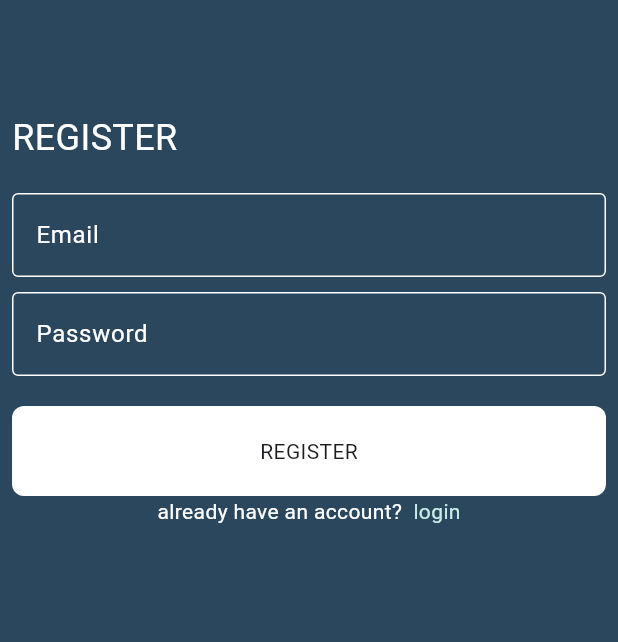
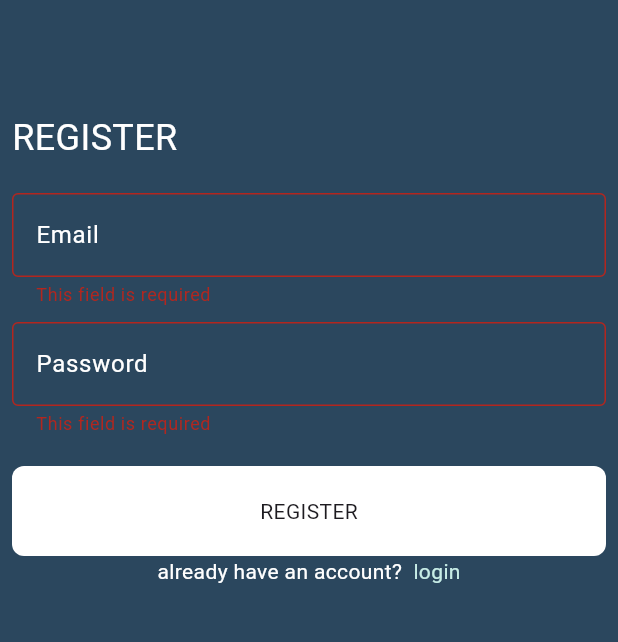
Before and after one commit to alpha9898/chatapp, a Flutter app: the RegisterPage screen opened by its route, after a tap on "REGISTER", on a phone screen of 412 x 824 dp, the part 332-974 px from its top. Run offline on Flutter 3.47's test engine with Material 3 defaults, Android fonts, the phone set to English and light mode, and no system bars; drawn by our look-alikes of modal_progress_hud_nsn; our stand-ins replace firebase_auth, firebase_core; accounts and stored records are empty.

Commit message:
Refactor registration page to use stateful widget and add loading indicator; update custom text field for validation

```diff
--- a/lib/pages/register_page.dart
+++ b/lib/pages/register_page.dart
@@ -2,22 +2,38 @@ import 'package:chat_app/widgets/custom_button.dart';
 import 'package:chat_app/widgets/custom_text_field.dart';
 import 'package:firebase_auth/firebase_auth.dart';
 import 'package:flutter/material.dart';
+import 'package:modal_progress_hud_nsn/modal_progress_hud_nsn.dart';
 
 import '../constants.dart';
 
-class RegisterPage extends StatelessWidget {
-  RegisterPage({super.key});
+class RegisterPage extends StatefulWidget {
+  RegisterPage({Key? key}) : super(key: key);
 
   static String id = 'registerPage';
 
+  @override
+  State<RegisterPage> createState() => _RegisterPageState();
+}
+
+class _RegisterPageState extends State<RegisterPage> {
   String? email;
+
   String? password;
+
+  bool isloading = false;
+
+  GlobalKey<FormState> formKey = GlobalKey();
+
   @override
   Widget build(BuildContext context) {
-    return Scaffold(
+    return ModalProgressHUD(
+      inAsyncCall: isloading,
+      child: Scaffold(
         backgroundColor: kPrimaryColor,
         body: Padding(
           padding: const EdgeInsets.symmetric(horizontal: 8),
+          child: Form(
+            key: formKey,
             child: ListView(
               children: [
                 const SizedBox(
@@ -74,17 +90,26 @@ class RegisterPage extends StatelessWidget {
                 ),
                 CustomButton(
                   ontap: () async {
+                    if (formKey.currentState!.validate()) {
+                      isloading = true;
+                      setState(() {});
                       try {
                         await registerUser();
+                        showSnackBar(context, 'User registered successfully');
                       } on FirebaseAuthException catch (e) {
                         if (e.code == 'weak-password') {
-                    showSnackBar(context, 'The password provided is too weak.');
+                          showSnackBar(
+                              context, 'The password provided is too weak.');
                         } else if (e.code == 'email-already-in-use') {
-                    showSnackBar(
-                        context, 'The account already exists for that email.');
+                          showSnackBar(context,
+                              'The account already exists for that email.');
                         }
+                      } catch (e) {
+                        showSnackBar(context, 'Error occurred');
                       }
-                showSnackBar(context, 'User registered successfully');
+                      isloading = false;
+                      setState(() {});
+                    } else {}
                   },
                   text: "REGISTER",
                 ),
@@ -113,6 +138,8 @@ class RegisterPage extends StatelessWidget {
               ],
             ),
           ),
+        ),
+      ),
     );
   }
 
--- a/lib/widgets/custom_text_field.dart
+++ b/lib/widgets/custom_text_field.dart
@@ -6,7 +6,13 @@ class CustomTextField extends StatelessWidget {
   String? hintText;
   @override
   Widget build(BuildContext context) {
-    return TextField(
+    return TextFormField(
+      validator: (data) {
+        if (data!.isEmpty) {
+          return 'This field is required';
+        }
+        return null;
+      },
       onChanged: onChanged,
       decoration: InputDecoration(
         hintText: hintText,
--- a/pubspec.yaml
+++ b/pubspec.yaml
@@ -30,6 +30,7 @@ environment:
 dependencies:
   firebase_core: ^3.8.1
   firebase_auth: ^5.3.4
+  modal_progress_hud_nsn: ^0.5.1
   flutter:
     sdk: flutter
 
```
Also changed, not shown: pubspec.lock. Lines whose indentation alone changed are shown as unchanged.
